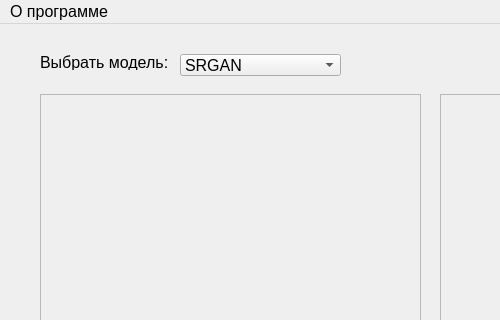
Before: the Qt Designer form isr.ui in rgimad/ISR_GUI, drawn with Qt 5; both pictures show x 0 to 500 and y 0 to 320 of the 857 by 544 pixel window.
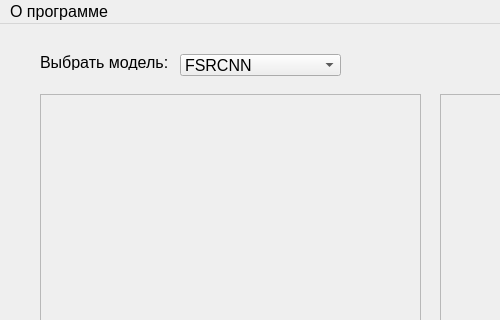
After: the same form once the commit is applied.

What changed in the file:
```diff
--- a/isr.ui
+++ b/isr.ui
@@ -74,7 +74,7 @@
     </property>
     <item>
      <property name="text">
-      <string>SRGAN</string>
+      <string>FSRCNN</string>
      </property>
     </item>
     <item>
```
Left out of the diff: 2 changed lines with no effect on the pictures.
